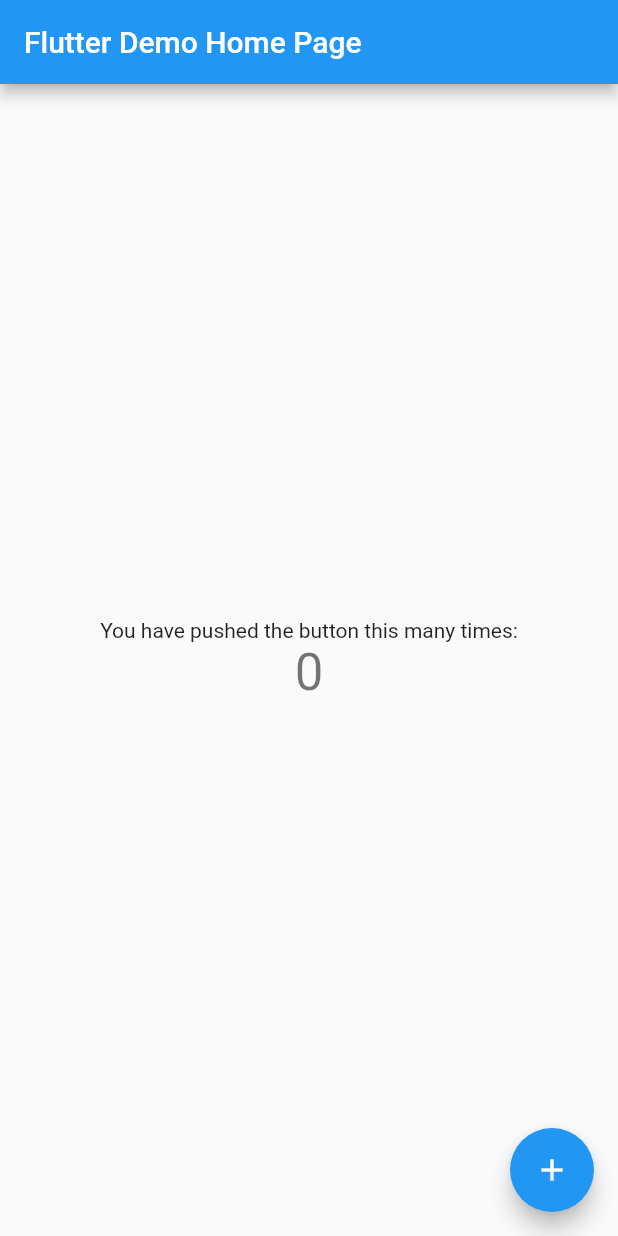
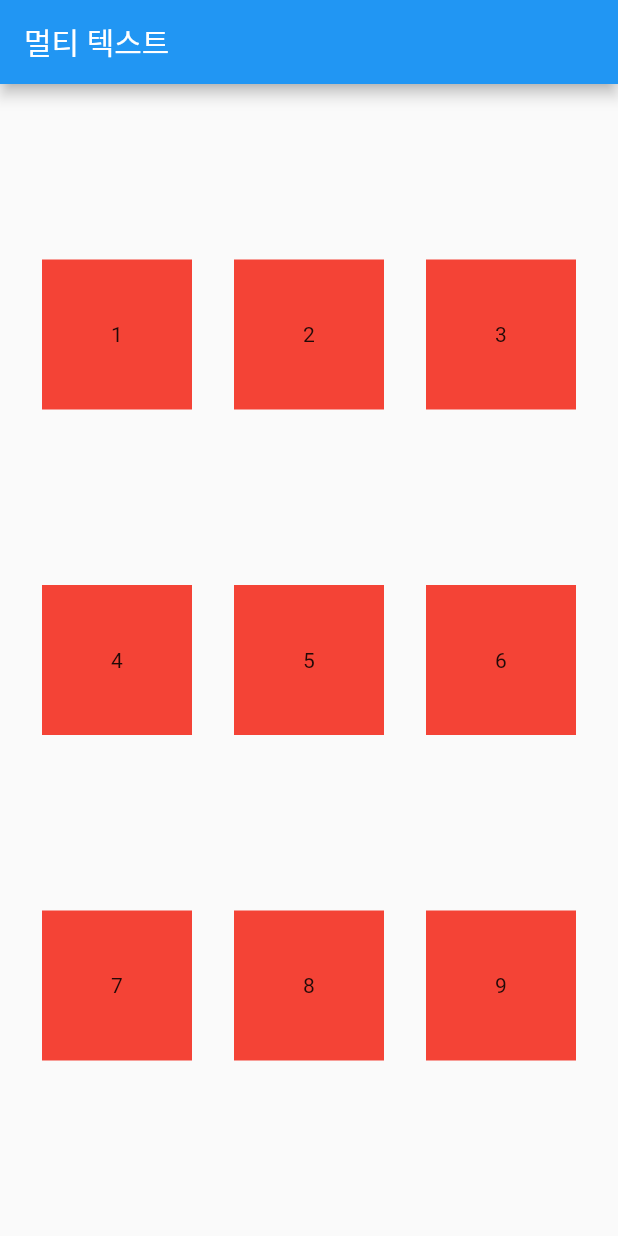
Before and after one commit to zeus0007/flutter-app-study, a Flutter app: the screen it shows after launch, on a phone screen of 412 x 824 dp. Run offline on Flutter 3.47's test engine with Material 2 defaults, Android fonts, the phone set to English and light mode, and no system bars.

Commit message:
Row + Column

```diff
--- a/lib/main.dart
+++ b/lib/main.dart
@@ -1,111 +1,47 @@
 import 'package:flutter/material.dart';
 
-void main() => runApp(MyApp());
+void main() {
+  runApp(MyApp());
+}
 
 class MyApp extends StatelessWidget {
-  // This widget is the root of your application.
   @override
   Widget build(BuildContext context) {
     return MaterialApp(
-      title: 'Flutter Demo',
-      theme: ThemeData(
-        // This is the theme of your application.
-        //
-        // Try running your application with "flutter run". You'll see the
-        // application has a blue toolbar. Then, without quitting the app, try
-        // changing the primarySwatch below to Colors.green and then invoke
-        // "hot reload" (press "r" in the console where you ran "flutter run",
-        // or simply save your changes to "hot reload" in a Flutter IDE).
-        // Notice that the counter didn't reset back to zero; the application
-        // is not restarted.
-        primarySwatch: Colors.blue,
+        title: '연습',
+        theme: ThemeData(primarySwatch: Colors.blue),
+        home: MainPage());
+  }
+}
+
+class MainPage extends StatelessWidget {
+  @override
+  Widget build(BuildContext context) {
+    return Scaffold(
+      appBar: AppBar(title: Text('멀티 텍스트')),
+      body: Column(
+        children: <Widget>[
+          makeRow('1', '2', '3'),
+          makeRow('4', '5', '6'),
+          makeRow('7', '8', '9'),
+        ],
+        mainAxisAlignment: MainAxisAlignment.spaceEvenly,
       ),
-      home: MyHomePage(title: 'Flutter Demo Home Page'),
+    );
+  }
+
+  Widget makeRow(String left, String middle, String right) {
+    return Row(
+        children: <Widget>[box(left), box(middle), box(right)],
+        mainAxisAlignment: MainAxisAlignment.spaceEvenly);
+  }
+
+  Widget box(String number) {
+    return Container(
+      child: Center(child: Text(number)),
+      height: 100,
+      width: 100,
+      decoration: BoxDecoration(color: Colors.red),
     );
   }
 }
-
-class MyHomePage extends StatefulWidget {
-  MyHomePage({Key key, this.title}) : super(key: key);
-
-  // This widget is the home page of your application. It is stateful, meaning
-  // that it has a State object (defined below) that contains fields that affect
-  // how it looks.
-
-  // This class is the configuration for the state. It holds the values (in this
-  // case the title) provided by the parent (in this case the App widget) and
-  // used by the build method of the State. Fields in a Widget subclass are
-  // always marked "final".
-
-  final String title;
-
-  @override
-  _MyHomePageState createState() => _MyHomePageState();
-}
-
-class _MyHomePageState extends State<MyHomePage> {
-  int _counter = 0;
-
-  void _incrementCounter() {
-    setState(() {
-      // This call to setState tells the Flutter framework that something has
-      // changed in this State, which causes it to rerun the build method below
-      // so that the display can reflect the updated values. If we changed
-      // _counter without calling setState(), then the build method would not be
-      // called again, and so nothing would appear to happen.
-      _counter++;
-    });
-  }
-
-  @override
-  Widget build(BuildContext context) {
-    // This method is rerun every time setState is called, for instance as done
-    // by the _incrementCounter method above.
-    //
-    // The Flutter framework has been optimized to make rerunning build methods
-    // fast, so that you can just rebuild anything that needs updating rather
-    // than having to individually change instances of widgets.
-    return Scaffold(
-      appBar: AppBar(
-        // Here we take the value from the MyHomePage object that was created by
-        // the App.build method, and use it to set our appbar title.
-        title: Text(widget.title),
-      ),
-      body: Center(
-        // Center is a layout widget. It takes a single child and positions it
-        // in the middle of the parent.
-        child: Column(
-          // Column is also a layout widget. It takes a list of children and
-          // arranges them vertically. By default, it sizes itself to fit its
-          // children horizontally, and tries to be as tall as its parent.
-          //
-          // Invoke "debug painting" (press "p" in the console, choose the
-          // "Toggle Debug Paint" action from the Flutter Inspector in Android
-          // Studio, or the "Toggle Debug Paint" command in Visual Studio Code)
-          // to see the wireframe for each widget.
-          //
-          // Column has various properties to control how it sizes itself and
-          // how it positions its children. Here we use mainAxisAlignment to
-          // center the children vertically; the main axis here is the vertical
-          // axis because Columns are vertical (the cross axis would be
-          // horizontal).
-          mainAxisAlignment: MainAxisAlignment.center,
-          children: <Widget>[
-            Text(
-              'You have pushed the button this many times:',
-            ),
-            Text(
-              '$_counter',
-              style: Theme.of(context).textTheme.display1,
-            ),
-          ],
-        ),
-      ),
-      floatingActionButton: FloatingActionButton(
-        onPressed: _incrementCounter,
-        tooltip: 'Increment',
-        child: Icon(Icons.add),
-      ), // This trailing comma makes auto-formatting nicer for build methods.
-    );
-  }
-}
```
